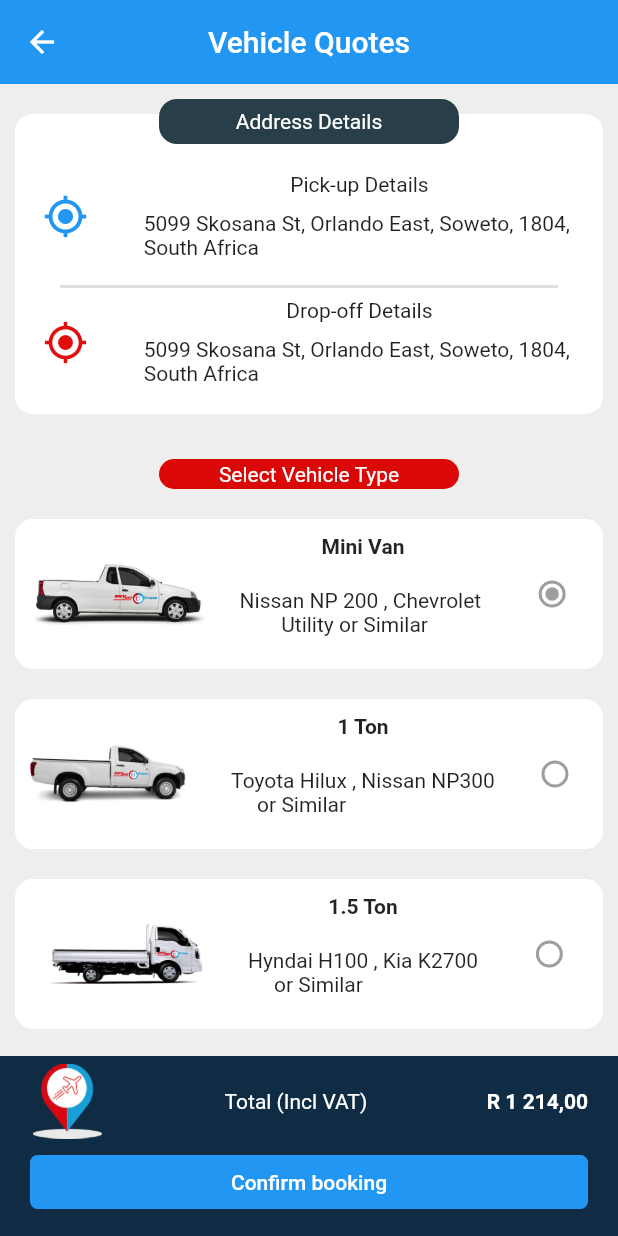
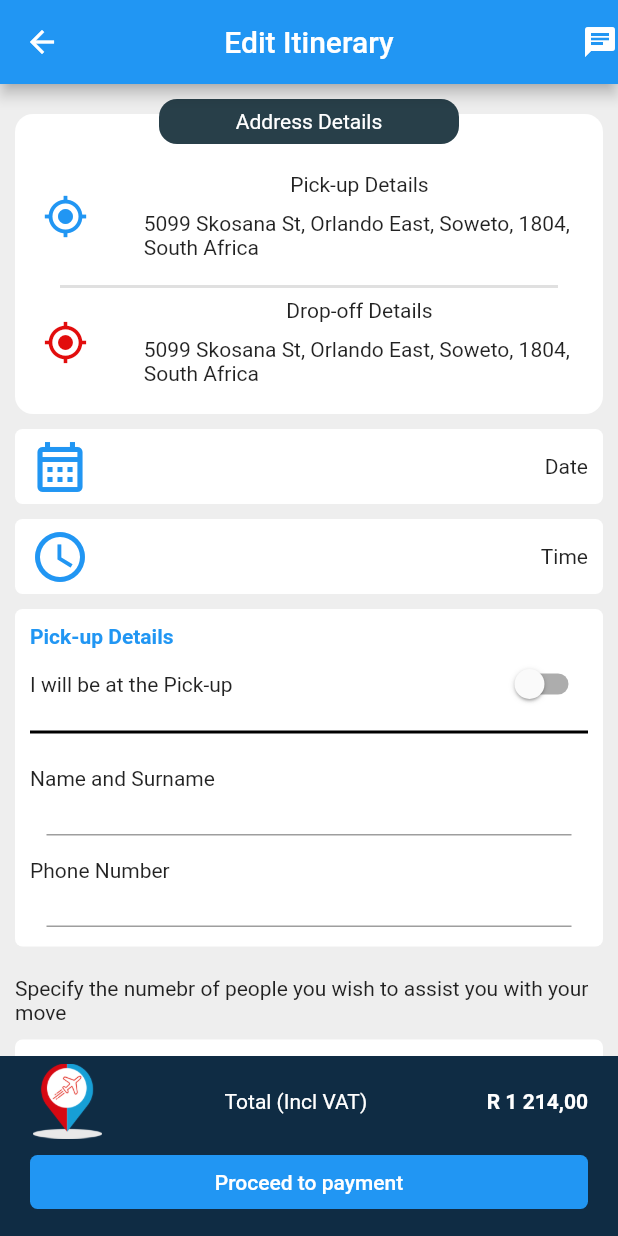
Before and after one commit to ErnestMampana/Droppa_Clone, a Flutter app: the VehicleQuoteScreen screen opened directly, after a tap on "Confirm booking", on a phone screen of 412 x 824 dp. Run offline on Flutter 3.47's test engine with Material 2 defaults, Android fonts, the phone set to English and light mode, and no system bars; our stand-ins replace loading_animation_widget, syncfusion_flutter_datepicker.

Commit message:
Edit itinerary added

```diff
--- /dev/null
+++ b/lib/screens/edit_itinenrary.dart
@@ -0,0 +1,228 @@
+import 'package:droppa_clone/widgets/button.dart';
+import 'package:droppa_clone/widgets/counter.dart';
+import 'package:droppa_clone/widgets/date_time.dart';
+import 'package:droppa_clone/widgets/pickdrop.dart';
+import 'package:flutter/cupertino.dart';
+import 'package:flutter/material.dart';
+import 'package:flutter/src/widgets/container.dart';
+import 'package:flutter/src/widgets/framework.dart';
+
+class EditItineraryScreen extends StatefulWidget {
+  const EditItineraryScreen({super.key});
+
+  @override
+  State<EditItineraryScreen> createState() => _EditItineraryScreenState();
+}
+
+class _EditItineraryScreenState extends State<EditItineraryScreen> {
+  //Variables
+  bool _isSwitched = false;
+  int _labourNumber = 1;
+  int _loadsNumber = 1;
+
+  @override
+  Widget build(BuildContext context) {
+    return Scaffold(
+      backgroundColor: Colors.grey[200],
+      appBar: AppBar(
+        title: const Text('Edit Itinerary'),
+        centerTitle: true,
+        actions: const [
+          Icon(Icons.chat),
+        ],
+      ),
+      bottomNavigationBar: Container(
+        height: 120,
+        color: const Color.fromARGB(255, 15, 44, 68),
+        child: Padding(
+          padding: const EdgeInsets.fromLTRB(20, 0, 20, 0),
+          child: Column(
+            children: [
+              const SizedBox(
+                height: 5,
+              ),
+              Row(
+                mainAxisAlignment: MainAxisAlignment.spaceBetween,
+                children: [
+                  Image.asset(
+                    'assets/dropskyflight.png',
+                    //fit: BoxFit.fitHeight,
+                    height: 50,
+                    width: 50,
+                  ),
+                  const Text(
+                    'Total (Incl VAT)',
+                    style: TextStyle(color: Colors.white),
+                  ),
+                  const Text(
+                    'R 1 214,00',
+                    style: TextStyle(
+                      color: Colors.white,
+                      fontWeight: FontWeight.bold,
+                    ),
+                  ),
+                ],
+              ),
+              const SizedBox(
+                height: 5,
+              ),
+              RsButton(
+                title: 'Proceed to payment',
+                radisNumber: 5,
+                onTaped: () {
+                  Navigator.push(
+                    context,
+                    MaterialPageRoute(
+                      builder: (_) => const EditItineraryScreen(),
+                    ),
+                  );
+                },
+              ),
+            ],
+          ),
+        ),
+      ),
+      body: SingleChildScrollView(
+        child: Column(
+          children: [
+            const SizedBox(
+              height: 10,
+            ),
+            Stack(
+              children: [
+                Container(
+                  width: 400,
+                  height: 200,
+                  margin: const EdgeInsets.all(10),
+                  decoration: BoxDecoration(
+                    color: Colors.white,
+                    borderRadius: BorderRadius.circular(12),
+                  ),
+                  child: Column(
+                    mainAxisAlignment: MainAxisAlignment.center,
+                    children: [
+                      const SizedBox(
+                        height: 20,
+                      ),
+                      Row(
+                          mainAxisAlignment: MainAxisAlignment.spaceAround,
+                          children: [
+                            const Icon(
+                              Icons.my_location_outlined,
+                              color: Colors.blue,
+                              size: 30,
+                            ),
+                            Column(
+                              children: const [
+                                Text('Pick-up Details'),
+                                SizedBox(
+                                  height: 10,
+                                ),
+                                Text(
+                                    '5099 Skosana St, Orlando East, Soweto, 1804, \nSouth Africa'),
+                              ],
+                            ),
+                          ]),
+                      const SizedBox(
+                        height: 10,
+                      ),
+                      const Divider(
+                        endIndent: 30,
+                        indent: 30,
+                        thickness: 2,
+                      ),
+                      Row(
+                          mainAxisAlignment: MainAxisAlignment.spaceAround,
+                          children: [
+                            const Icon(
+                              Icons.my_location_outlined,
+                              color: Color.fromARGB(255, 226, 13, 13),
+                              size: 30,
+                            ),
+                            Column(
+                              children: const [
+                                Text('Drop-off Details'),
+                                SizedBox(
+                                  height: 10,
+                                ),
+                                Text(
+                                    '5099 Skosana St, Orlando East, Soweto, 1804, \nSouth Africa'),
+                              ],
+                            ),
+                          ]),
+                    ],
+                  ),
+                ),
+                Center(
+                  child: Container(
+                    width: 200,
+                    height: 30,
+                    decoration: BoxDecoration(
+                      borderRadius: BorderRadius.circular(12),
+                      color: const Color.fromARGB(255, 40, 63, 73),
+                    ),
+                    //color: Colors.black54,
+                    child: const Center(
+                      child: Text(
+                        'Address Details',
+                        textAlign: TextAlign.center,
+                        style: TextStyle(color: Colors.white),
+                      ),
+                    ),
+                  ),
+                ),
+              ],
+            ),
+            const DateAndTime(
+              icon: Icons.calendar_month_outlined,
+              title: 'Date',
+            ),
+            const SizedBox(
+              height: 10,
+            ),
+            const DateAndTime(
+              icon: Icons.watch_later_outlined,
+              title: 'Time',
+            ),
+            PickUpAndDrop(),
+            const Padding(
+              padding: EdgeInsets.all(10),
+              child: Text(
+                'Specify the numebr of people you wish to assist you with your move',
+              ),
+            ),
+            Counter(
+              number: _labourNumber,
+              onTap: () {
+                setState(() {
+                  print('minus tapped');
+                  _labourNumber - 1;
+                });
+              },
+            ),
+            const SizedBox(
+              height: 10,
+            ),
+            PickUpAndDrop(),
+            const Padding(
+              padding: EdgeInsets.all(10),
+              child: Align(
+                alignment: Alignment.topLeft,
+                child: Text(
+                  'How many loads?',
+                ),
+              ),
+            ),
+            Counter(
+              number: _loadsNumber,
+              onTap: () {},
+            ),
+            const SizedBox(
+              height: 10,
+            ),
+          ],
+        ),
+      ),
+    );
+  }
+}
--- a/lib/screens/login_screen.dart
+++ b/lib/screens/login_screen.dart
@@ -1,10 +1,7 @@
 import 'package:droppa_clone/backend/services/firebase_service.dart';
 import 'package:droppa_clone/screens/signup_screen.dart';
-import 'package:droppa_clone/widgets/loader.dart';
+import 'package:droppa_clone/widgets/dialog.dart';
 import 'package:flutter/material.dart';
-import 'package:flutter/src/foundation/key.dart';
-import 'package:flutter/src/widgets/framework.dart';
-import 'package:loading_animation_widget/loading_animation_widget.dart';
 
 class LoginScreen extends StatefulWidget {
   const LoginScreen({Key? key}) : super(key: key);
@@ -16,6 +13,8 @@
 class _LoginScreenState extends State<LoginScreen> {
   //variables
   final Authantication _authantication = Authantication();
+  bool _emailValid = false;
+  bool _passwordValid = false;
 
   //controllers
   final TextEditingController _emailController = TextEditingController();
@@ -58,12 +57,29 @@
             ),
             Column(
               children: [
-                TextField(
+                TextFormField(
+                  // validator: (value) {
+                  //   if (value == null || value.isEmpty) {
+                  //     return 'Can\'t be empty';
+                  //   }
+                  //   if (value.length < 4) {
+                  //     return 'Too short';
+                  //   }
+                  //   return null;
+                  // },
+                  // onChanged: (value) =>
+                  //     setState(() => _emailController.text = value),
                   controller: _emailController,
-                  decoration: const InputDecoration(
-                    border: OutlineInputBorder(),
+                  decoration: InputDecoration(
+                    errorText: _emailValid ? 'Required field' : null,
+                    border: const OutlineInputBorder(),
                     labelText: 'Email',
                   ),
+                  onTap: (() {
+                    setState(() {
+                      _emailValid = false;
+                    });
+                  }),
                 )
               ],
             ),
@@ -75,10 +91,16 @@
                 TextField(
                   controller: _passordController,
                   obscureText: true,
-                  decoration: const InputDecoration(
-                    border: OutlineInputBorder(),
+                  decoration: InputDecoration(
+                    errorText: _passwordValid ? 'Required field' : null,
+                    border: const OutlineInputBorder(),
                     labelText: 'Password',
                   ),
+                  onTap: () {
+                    setState(() {
+                      _passwordValid = false;
+                    });
+                  },
                 )
               ],
             ),
@@ -106,16 +128,19 @@
             ),
             MaterialButton(
               onPressed: () async {
-                await _handleLogin();
                 setState(() {
-                  showDialog(
-                      context: context,
-                      builder: (BuildContext context) {
-                        return Center(
-                          child: LoadingAnimationWidget.discreteCircle(
-                              color: Colors.blue.shade600, size: 75),
-                        );
-                      });
+                  if (_emailController.text.isEmpty &&
+                      _passordController.text.isEmpty) {
+                    _emailValid = true;
+                    _passwordValid = true;
+                    //_valid = false;
+                  } else if (_passordController.text.isEmpty) {
+                    _passwordValid = true;
+                  } else if (_passordController.text.isEmpty == true) {
+                    _passwordValid = true;
+                  } else {
+                    _handleLogin();
+                  }
                 });
                 // Navigator.push(
                 //   context,
@@ -169,14 +194,15 @@
   }
 
   _handleLogin() async {
-    LoadingAnimationWidget.discreteCircle(
-        color: Colors.blue.shade600, size: 20);
+    DialogUtils.showLoading(context);
+
     Map<String, dynamic> userdetails = {
       'email': _emailController.text,
       'password': _passordController.text,
       'returnSecureToken': true
     };
     var response = await _authantication.login(userdetails);
+    DialogUtils.hideDialog(context);
     print(response.statusCode.toString());
   }
 
--- a/lib/screens/vehlicle_quote_screen.dart
+++ b/lib/screens/vehlicle_quote_screen.dart
@@ -1,4 +1,5 @@
 import 'package:droppa_clone/LookUp/strings.dart';
+import 'package:droppa_clone/screens/edit_itinenrary.dart';
 import 'package:droppa_clone/widgets/button.dart';
 import 'package:droppa_clone/widgets/vehicle_select.dart';
 import 'package:flutter/material.dart';
@@ -261,7 +262,17 @@
               const SizedBox(
                 height: 5,
               ),
-              RsButton(title: 'Confirm booking', radisNumber: 5, onTaped: () {})
+              RsButton(
+                  title: 'Confirm booking',
+                  radisNumber: 5,
+                  onTaped: () {
+                    Navigator.push(
+                      context,
+                      MaterialPageRoute(
+                        builder: (_) => const EditItineraryScreen(),
+                      ),
+                    );
+                  })
             ],
           ),
         ),
--- /dev/null
+++ b/lib/widgets/counter.dart
@@ -0,0 +1,36 @@
+import 'package:flutter/material.dart';
+import 'package:flutter/src/widgets/container.dart';
+import 'package:flutter/src/widgets/framework.dart';
+
+class Counter extends StatelessWidget {
+  final int number;
+  final Function onTap;
+  const Counter({super.key, required this.number, required this.onTap});
+
+  @override
+  Widget build(BuildContext context) {
+    return GestureDetector(
+      onTap: () => onTap,
+      child: Container(
+        width: 400,
+        height: 50,
+        margin: const EdgeInsets.fromLTRB(10, 0, 10, 0),
+        decoration: BoxDecoration(
+          color: Colors.white,
+          borderRadius: BorderRadius.circular(5),
+        ),
+        child: Row(
+          mainAxisAlignment: MainAxisAlignment.spaceBetween,
+          children: [
+            GestureDetector(
+              //onTap: () => onTap,
+              child: const Icon(Icons.remove),
+            ),
+            Text('$number'),
+            Icon(Icons.add),
+          ],
+        ),
+      ),
+    );
+  }
+}
--- /dev/null
+++ b/lib/widgets/date_time.dart
@@ -0,0 +1,54 @@
+import 'package:flutter/material.dart';
+import 'package:flutter/src/widgets/container.dart';
+import 'package:flutter/src/widgets/framework.dart';
+
+class DateAndTime extends StatefulWidget {
+  final IconData icon;
+  final String title;
+  const DateAndTime({super.key, required this.icon, required this.title});
+
+  @override
+  State<DateAndTime> createState() => _DateAndTimeState();
+}
+
+class _DateAndTimeState extends State<DateAndTime> {
+  @override
+  Widget build(BuildContext context) {
+    return Container(
+      width: 400,
+      height: 50,
+      margin: const EdgeInsets.fromLTRB(10, 0, 10, 0),
+      decoration: BoxDecoration(
+        color: Colors.white,
+        borderRadius: BorderRadius.circular(5),
+      ),
+      child: Column(
+        mainAxisAlignment: MainAxisAlignment.center,
+        children: [
+          Row(mainAxisAlignment: MainAxisAlignment.spaceBetween, children: [
+            Row(
+              children: [
+                const SizedBox(
+                  width: 10,
+                ),
+                Icon(
+                  widget.icon,
+                  color: Colors.blue,
+                  size: 40,
+                ),
+              ],
+            ),
+            Row(
+              children: [
+                Text(widget.title),
+                const SizedBox(
+                  width: 10,
+                )
+              ],
+            ),
+          ]),
+        ],
+      ),
+    );
+  }
+}
--- /dev/null
+++ b/lib/widgets/dialog.dart
@@ -0,0 +1,19 @@
+import 'package:flutter/material.dart';
+import 'package:loading_animation_widget/loading_animation_widget.dart';
+
+class DialogUtils {
+  static void showLoading(BuildContext context) {
+    showDialog(
+        context: context,
+        builder: (BuildContext context) {
+          return Center(
+            child: LoadingAnimationWidget.discreteCircle(
+                color: Colors.blue.shade600, size: 50),
+          );
+        });
+  }
+
+  static void hideDialog(BuildContext context) {
+    Navigator.pop(context);
+  }
+}
--- /dev/null
+++ b/lib/widgets/pickdrop.dart
@@ -0,0 +1,138 @@
+import 'package:flutter/cupertino.dart';
+import 'package:flutter/material.dart';
+import 'package:flutter/src/widgets/container.dart';
+import 'package:flutter/src/widgets/framework.dart';
+import 'dart:io' show Platform;
+
+class PickUpAndDrop extends StatefulWidget {
+  const PickUpAndDrop({super.key});
+
+  @override
+  State<PickUpAndDrop> createState() => _PickUpAndDropState();
+}
+
+class _PickUpAndDropState extends State<PickUpAndDrop> {
+  bool _isSwitched = false;
+  @override
+  Widget build(BuildContext context) {
+    return Container(
+      width: 400,
+      height: 225,
+      margin: const EdgeInsets.all(10),
+      decoration: BoxDecoration(
+        color: Colors.white,
+        borderRadius: BorderRadius.circular(5),
+      ),
+      child: Column(
+        //mainAxisAlignment: MainAxisAlignment.start,
+        //crossAxisAlignment: CrossAxisAlignment.center,
+        children: [
+          const SizedBox(
+            height: 10,
+          ),
+          const Padding(
+            padding: EdgeInsets.only(left: 10),
+            child: Align(
+              alignment: Alignment.topLeft,
+              child: Text(
+                'Pick-up Details',
+                style: TextStyle(
+                  color: Colors.blue,
+                  fontWeight: FontWeight.bold,
+                ),
+              ),
+            ),
+          ),
+          // const SizedBox(
+          //   height: 5,
+          // ),
+          Row(
+            mainAxisAlignment: MainAxisAlignment.spaceBetween,
+            children: [
+              Row(
+                children: const [
+                  SizedBox(
+                    width: 10,
+                  ),
+                  Text('I will be at the Pick-up'),
+                ],
+              ),
+              Row(
+                children: [
+                  Platform.isIOS
+                      ? CupertinoSwitch(
+                          value: _isSwitched,
+                          onChanged: (value) {
+                            _isSwitched = value;
+                            setState(
+                              () {},
+                            );
+                          },
+                          thumbColor: Colors.white,
+                          activeColor: Colors.blue,
+                        )
+                      : Switch(
+                          value: _isSwitched,
+                          onChanged: (value) {
+                            setState(
+                              () {
+                                _isSwitched = value;
+                              },
+                            );
+                          },
+                        ),
+                  const SizedBox(
+                    width: 10,
+                  ),
+                ],
+              ),
+            ],
+          ),
+          // const SizedBox(
+          //   height: 10,
+          // ),
+          const Divider(
+            color: Colors.black,
+            endIndent: 10,
+            indent: 10,
+            thickness: 2,
+          ),
+          const SizedBox(
+            height: 15,
+          ),
+          const Padding(
+            padding: EdgeInsets.only(left: 10),
+            child: Align(
+              alignment: Alignment.topLeft,
+              child: Text(
+                'Name and Surname',
+              ),
+            ),
+          ),
+          const SizedBox(
+            width: 350,
+            height: 30,
+            child: TextField(),
+          ),
+          const SizedBox(
+            height: 15,
+          ),
+          const Padding(
+            padding: EdgeInsets.only(left: 10),
+            child: Align(
+              alignment: Alignment.topLeft,
+              child: Text(
+                'Phone Number',
+              ),
+            ),
+          ),
+          const SizedBox(
+            width: 350,
+            height: 30,
+            child: TextField(),
+          ),
+        ],
+      ),
+    );
+  }
+}
```
